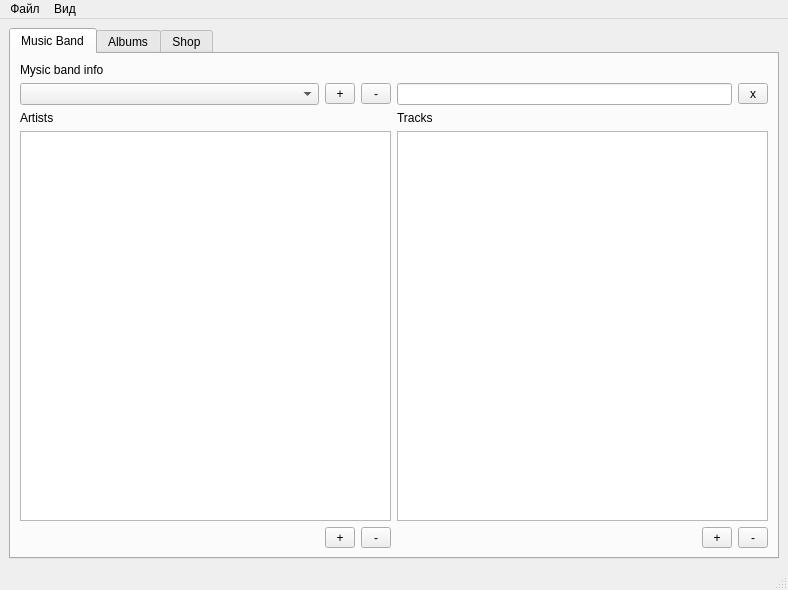
The window that Music_store/mainwindow.ui (ak1974/music_store) describes before a commit, drawn with Qt 5.
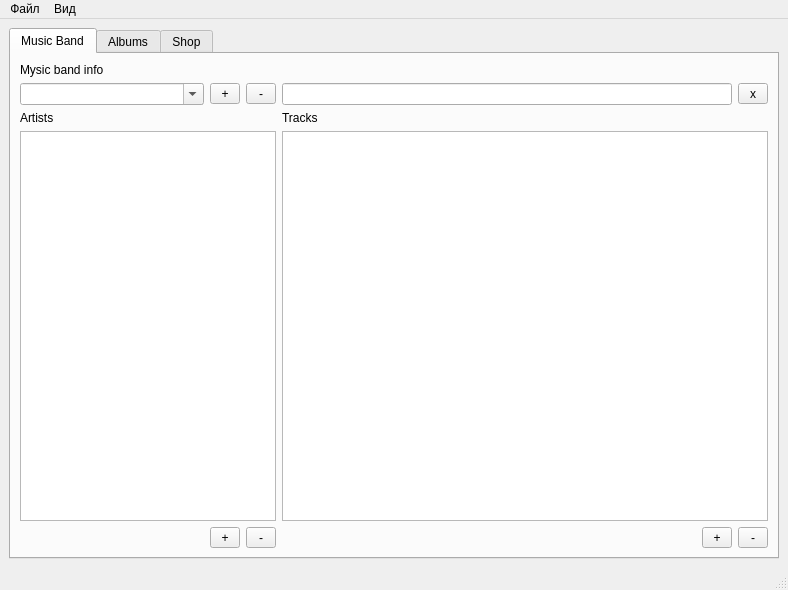
The same window after the commit. The open tabs and pages were chosen to show the change.

Commit message: init ui widgets and add sqlhelper.h

```diff
--- a/Music_store/mainwindow.ui
+++ b/Music_store/mainwindow.ui
@@ -26,7 +26,7 @@
        </attribute>
        <layout class="QVBoxLayout" name="verticalLayout_2">
         <item>
-         <layout class="QGridLayout" name="gridLayout">
+         <layout class="QGridLayout" name="gridLayout" columnstretch="0,0,0,1,0,0">
           <item row="8" column="5">
            <widget class="QToolButton" name="tbDelSingl">
             <property name="minimumSize">
@@ -51,7 +51,11 @@
            </widget>
           </item>
           <item row="2" column="0">
-           <widget class="QComboBox" name="cbName"/>
+           <widget class="QComboBox" name="cbBandName">
+            <property name="editable">
+             <bool>true</bool>
+            </property>
+           </widget>
           </item>
           <item row="2" column="1">
            <widget class="QToolButton" name="tbAddBand">
```
Left out of the diff: 17 changed lines with no effect on the pictures. The commit also changes 5 other files.
